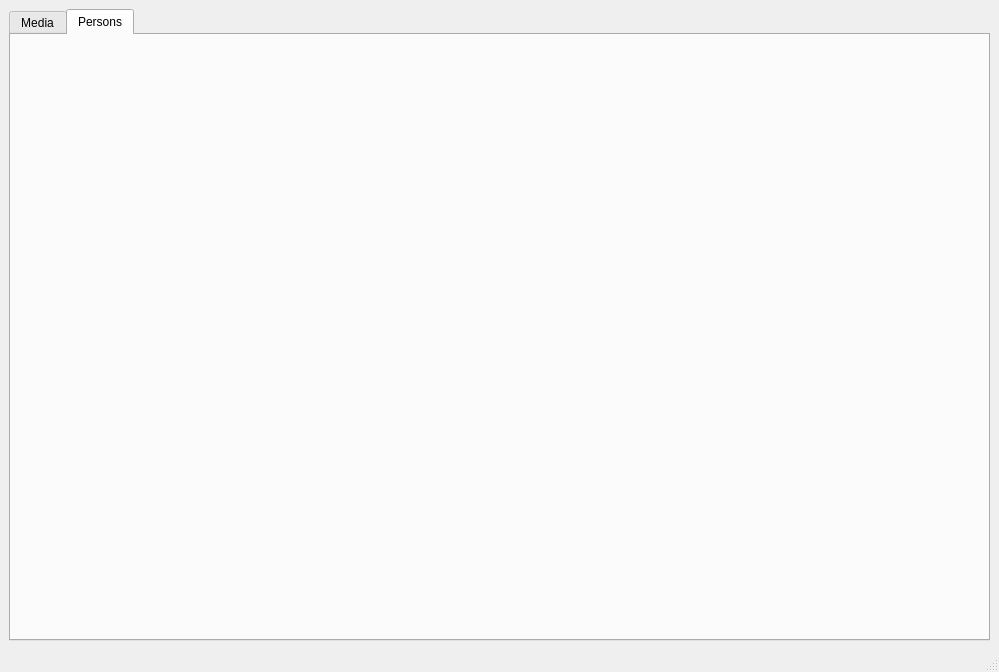
Before: the Qt Designer form mainwindow.ui in niklashempel/qt-beleg, drawn with Qt 5.
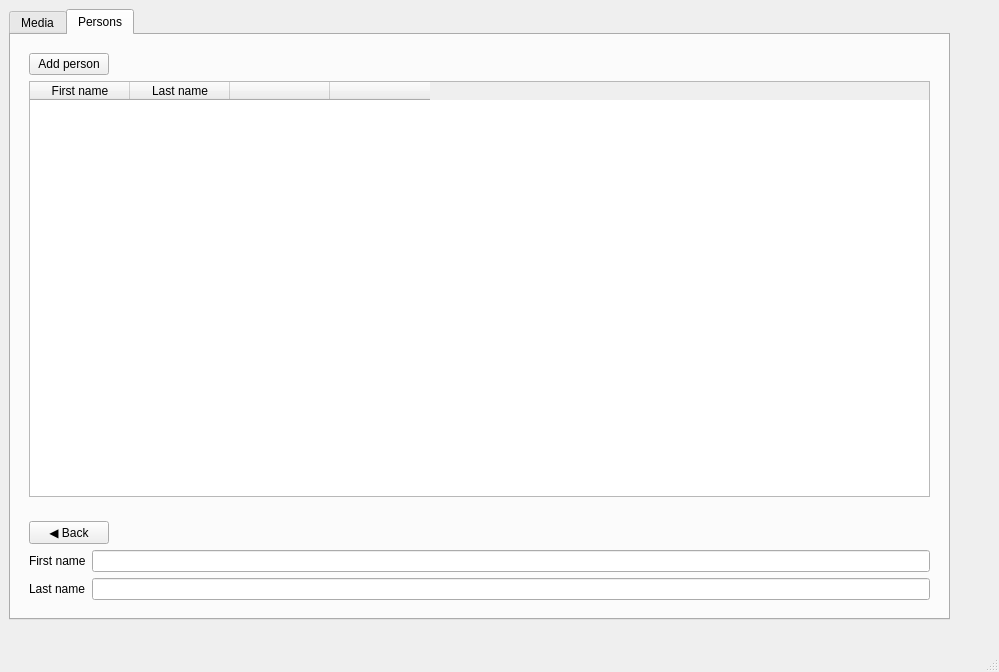
After: the same form once the commit is applied. The open tabs and pages were chosen to show the change.

Commit message: Add person list

Patch:
```diff
--- a/mainwindow.ui
+++ b/mainwindow.ui
@@ -23,9 +23,15 @@
    <property name="layoutDirection">
     <enum>Qt::LeftToRight</enum>
    </property>
-   <layout class="QGridLayout" name="gridLayout">
-    <item row="0" column="0">
      <widget class="QTabWidget" name="tabWidget">
+    <property name="geometry">
+     <rect>
+      <x>9</x>
+      <y>9</y>
+      <width>941</width>
+      <height>611</height>
+     </rect>
+    </property>
       <property name="sizePolicy">
        <sizepolicy hsizetype="Expanding" vsizetype="Expanding">
         <horstretch>0</horstretch>
@@ -178,10 +184,117 @@
        <attribute name="title">
         <string>Persons</string>
        </attribute>
-      </widget>
+     <layout class="QVBoxLayout" name="verticalLayout_6">
+      <item>
+       <widget class="QWidget" name="peopleListWidget" native="true">
+        <layout class="QVBoxLayout" name="verticalLayout_5">
+         <item>
+          <widget class="QPushButton" name="addPersonButton">
+           <property name="sizePolicy">
+            <sizepolicy hsizetype="Fixed" vsizetype="Fixed">
+             <horstretch>0</horstretch>
+             <verstretch>0</verstretch>
+            </sizepolicy>
+           </property>
+           <property name="text">
+            <string>Add person</string>
+           </property>
+          </widget>
+         </item>
+         <item>
+          <widget class="QTableWidget" name="peopleTable">
+           <property name="editTriggers">
+            <set>QAbstractItemView::NoEditTriggers</set>
+           </property>
+           <property name="alternatingRowColors">
+            <bool>false</bool>
+           </property>
+           <property name="selectionMode">
+            <enum>QAbstractItemView::SingleSelection</enum>
+           </property>
+           <property name="selectionBehavior">
+            <enum>QAbstractItemView::SelectRows</enum>
+           </property>
+           <property name="showGrid">
+            <bool>false</bool>
+           </property>
+           <property name="gridStyle">
+            <enum>Qt::SolidLine</enum>
+           </property>
+           <attribute name="verticalHeaderVisible">
+            <bool>false</bool>
+           </attribute>
+           <column>
+            <property name="text">
+             <string>First name</string>
+            </property>
+           </column>
+           <column>
+            <property name="text">
+             <string>Last name</string>
+            </property>
+           </column>
+           <column>
+            <property name="text">
+             <string/>
+            </property>
+           </column>
+           <column>
+            <property name="text">
+             <string/>
+            </property>
+           </column>
      </widget>
     </item>
    </layout>
+       </widget>
+      </item>
+      <item>
+       <widget class="QWidget" name="addPersonWidget" native="true">
+        <layout class="QVBoxLayout" name="verticalLayout_7">
+         <item>
+          <widget class="QPushButton" name="peopleBackButton">
+           <property name="sizePolicy">
+            <sizepolicy hsizetype="Fixed" vsizetype="Fixed">
+             <horstretch>0</horstretch>
+             <verstretch>0</verstretch>
+            </sizepolicy>
+           </property>
+           <property name="text">
+            <string>◀ Back</string>
+           </property>
+          </widget>
+         </item>
+         <item>
+          <layout class="QFormLayout" name="addPersonLayout">
+           <item row="0" column="0">
+            <widget class="QLabel" name="firstNameLabel">
+             <property name="text">
+              <string>First name</string>
+             </property>
+            </widget>
+           </item>
+           <item row="0" column="1">
+            <widget class="QLineEdit" name="firstNameLineEdit"/>
+           </item>
+           <item row="1" column="0">
+            <widget class="QLabel" name="lastNameLabel">
+             <property name="text">
+              <string>Last name</string>
+             </property>
+            </widget>
+           </item>
+           <item row="1" column="1">
+            <widget class="QLineEdit" name="lastNameLineEdit"/>
+           </item>
+          </layout>
+         </item>
+        </layout>
+       </widget>
+      </item>
+     </layout>
+    </widget>
+   </widget>
   </widget>
   <widget class="QMenuBar" name="menubar">
    <property name="geometry">
```
Left out of the diff: 64 changed lines with no effect on the pictures. Lines whose indentation alone changed are shown as unchanged. The commit also changes 5 other files.
